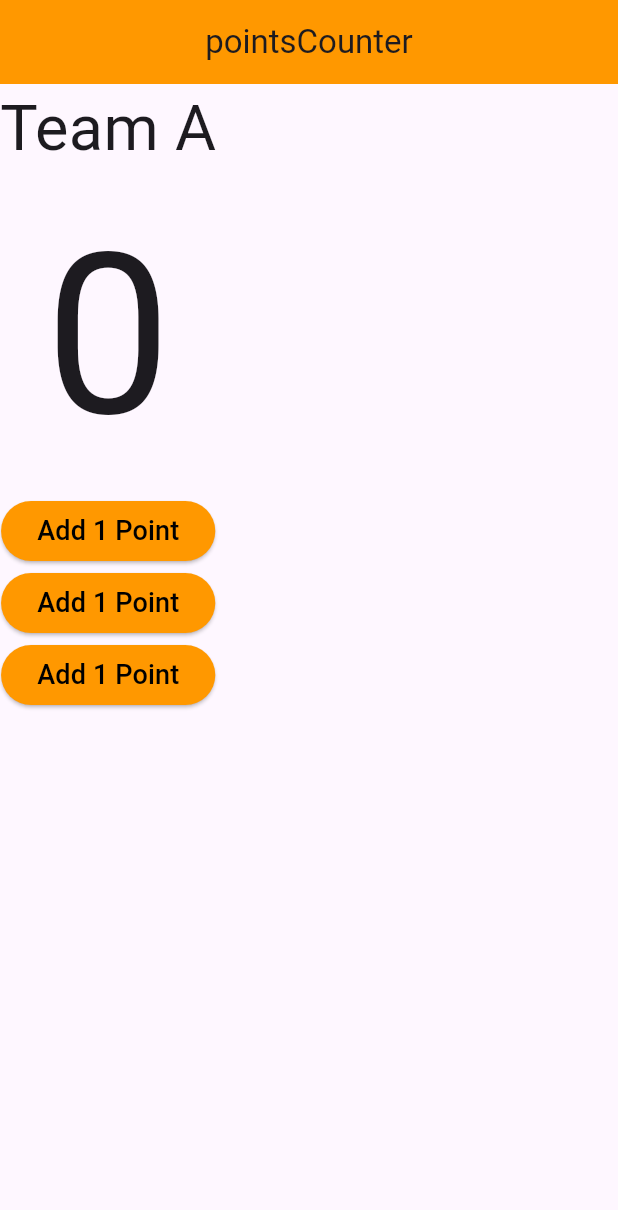
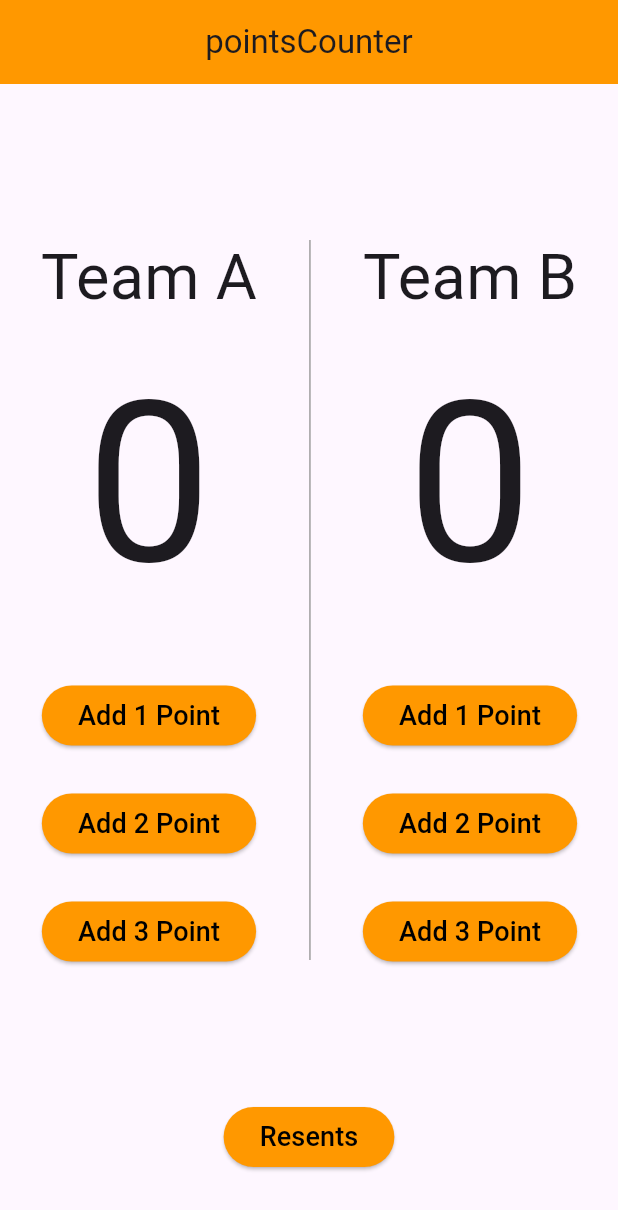
Before and after one commit to OmarKhaled00e/baskt_ball, a Flutter app: the screen it shows after launch, on a phone screen of 412 x 824 dp. Shown: the top 1210 px of the screen. Run offline on Flutter 3.47's test engine with Material 3 defaults, Android fonts, the phone set to English and light mode, and no system bars.

Commit message:
Finush ui

```diff
--- a/lib/views/home_secrean.dart
+++ b/lib/views/home_secrean.dart
@@ -13,14 +13,51 @@ class HomeSecrean extends StatelessWidget {
         title: const Text('pointsCounter'),
       ),
       body: Column(
+        mainAxisAlignment: MainAxisAlignment.center,
         children: [
-          Text('Team A', style: TextStyle(fontSize: 42),),
-          Text('0' ,style: TextStyle(fontSize: 150),),
-          CustomButton(),
-          CustomButton(),
-          CustomButton(),
+          const SizedBox(height: 32),
+          Row(
+            mainAxisAlignment: MainAxisAlignment.spaceEvenly,
+            children: [
+              Column(
+                children: [
+                  Text('Team A', style: TextStyle(fontSize: 42)),
+                  Text('0', style: TextStyle(fontSize: 150)),
+                  SizedBox(height: 24),
+                  CustomButton(onPressed: () {}, text: 'Add 1 Point'),
+                  SizedBox(height: 24),
+                  CustomButton(onPressed: () {}, text: 'Add 2 Point'),
+                  SizedBox(height: 24),
+                  CustomButton(onPressed: () {}, text: 'Add 3 Point'),
+                ],
+              ),
+              SizedBox(
+                height: 540,
+                child: VerticalDivider(
+                  color: Colors.grey,
+                  thickness: 1,
+                  endIndent: 30,
+                  indent: 30,
+                ),
+              ),
+              Column(
+                children: [
+                  Text('Team B', style: TextStyle(fontSize: 42)),
+                  Text('0', style: TextStyle(fontSize: 150)),
+                  SizedBox(height: 24),
+                  CustomButton(onPressed: () {}, text: 'Add 1 Point'),
+                  SizedBox(height: 24),
+                  CustomButton(onPressed: () {}, text: 'Add 2 Point'),
+                  SizedBox(height: 24),
+                  CustomButton(onPressed: () {}, text: 'Add 3 Point'),
+                ],
+              ),
+            ],
+          ),
+          const SizedBox(height: 64),
+          CustomButton(text: 'Resents', onPressed: () {}),
         ],
-      )
+      ),
     );
   }
 }
--- a/lib/widgets/custom_button.dart
+++ b/lib/widgets/custom_button.dart
@@ -1,8 +1,9 @@
 import 'package:flutter/material.dart';
 
 class CustomButton extends StatelessWidget {
-  const CustomButton({super.key});
-
+  const CustomButton({super.key, required this.text, required this.onPressed});
+  final String text;
+  final Function() onPressed;
   @override
   Widget build(BuildContext context) {
     return ElevatedButton(
@@ -10,9 +11,9 @@ class CustomButton extends StatelessWidget {
         backgroundColor: Colors.orange,
         maximumSize: Size(150, 50),
       ),
-      onPressed: () {},
-      child: const Text(
-        'Add 1 Point',
+      onPressed: onPressed,
+      child: Text(
+        text,
         style: TextStyle(fontSize: 18, color: Colors.black),
       ),
     );
```
